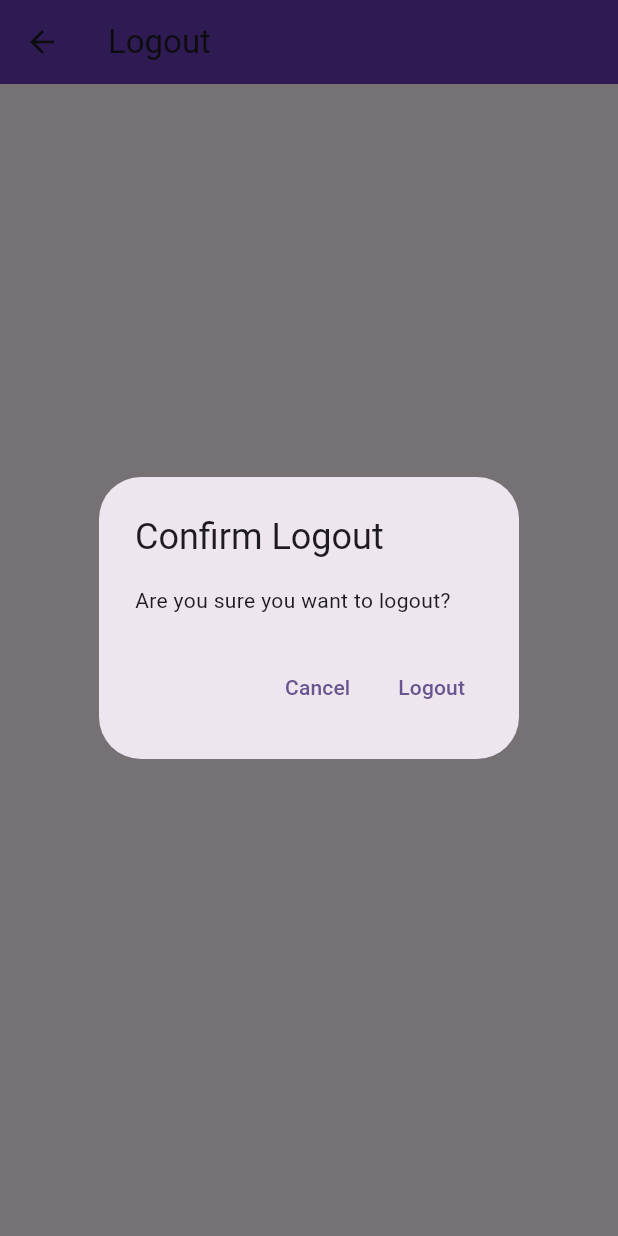
After one commit to Meenal1818/expense_app_395, a Flutter app: the Logout screen opened by its route, after a tap on "Logout", on a phone screen of 412 x 824 dp. The commit adds this screen. Run offline on Flutter 3.47's test engine with Material 3 defaults, Android fonts, the phone set to English and light mode, and no system bars; our stand-ins replace bloc, flutter_bloc, shared_preferences, sqflite; accounts and stored records are empty.

Commit message:
add logout

```diff
--- a/lib/bottom_bar.dart
+++ b/lib/bottom_bar.dart
@@ -1,5 +1,6 @@
-import 'package:expense_app/bottom_bar_pages/home_page.dart';
-import 'package:expense_app/bottom_bar_pages/statistics_page.dart';
+
+import 'package:expense_app/ui/bottom_bar_pages/home_page.dart';
+import 'package:expense_app/ui/bottom_bar_pages/statistics_page.dart';
 import 'package:flutter/cupertino.dart';
 import 'package:flutter/material.dart';
 
--- a/lib/main.dart
+++ b/lib/main.dart
@@ -1,7 +1,6 @@
 import 'package:expense_app/bloc/user_bloc.dart';
 import 'package:expense_app/database/db_helper.dart';
 import 'package:expense_app/database/repo/user_repo.dart';
-import 'package:expense_app/intro_page.dart';
 import 'package:expense_app/on_boarding_page/splash_screen.dart';
 import 'package:expense_app/utils/app_routes.dart';
 import 'package:flutter/material.dart';
--- a/lib/on_boarding_page/splash_screen.dart
+++ b/lib/on_boarding_page/splash_screen.dart
@@ -27,7 +27,7 @@ class _SplashPageState extends State<SplashPage> {
       String userId = prefs.getString(AppConstants.prefUserIdKey) ?? "";
 
       if(userId.isNotEmpty){
-        nextPageName = AppRoutes.home;
+        nextPageName = AppRoutes.bottomBar;
       }
 
 
--- a/lib/bottom_bar_pages/home_page.dart
+++ b/lib/ui/bottom_bar_pages/home_page.dart
@@ -1,3 +1,5 @@
+import 'package:expense_app/ui/settings/logout.dart';
+import 'package:expense_app/utils/app_routes.dart';
 import 'package:flutter/cupertino.dart';
 import 'package:flutter/material.dart';
 
@@ -44,9 +46,10 @@ class _HomePageState extends State<HomePage> {
                         icon: Icon(
                           CupertinoIcons.search,
                           color: Colors.black,
-                          size: 30,
+                          size: 25,
                         ),
                       ),
+
                     ],
                   ),
 
--- /dev/null
+++ b/lib/ui/settings/logout.dart
@@ -0,0 +1,65 @@
+import 'package:expense_app/app_constants.dart';
+import 'package:flutter/material.dart';
+import 'package:shared_preferences/shared_preferences.dart';
+
+class Logout extends StatefulWidget {
+  const Logout({super.key});
+
+  @override
+  State<Logout> createState() => _LogoutState();
+}
+
+class _LogoutState extends State<Logout> {
+  // Logout logic
+  Future<void> _logout() async {
+    final prefs = await SharedPreferences.getInstance();
+    await prefs.remove(AppConstants.prefUserIdKey);
+    Navigator.pushReplacementNamed(context, '/login');
+  }
+
+  // Show confirmation dialog
+  void _showLogoutDialog() {
+    showDialog(
+      context: context,
+      builder: (context) => AlertDialog(
+        title: Text('Confirm Logout'),
+        content: Text('Are you sure you want to logout?'),
+        actions: [
+          TextButton(
+            child: Text('Cancel'),
+            onPressed: () => Navigator.of(context).pop(), // Close dialog
+          ),
+          TextButton(
+            child: Text('Logout'),
+            onPressed: () {
+              Navigator.of(context).pop(); // Close dialog first
+              _logout(); // Then logout
+            },
+          ),
+        ],
+      ),
+    );
+  }
+
+  @override
+  Widget build(BuildContext context) {
+    return Scaffold(
+      appBar: AppBar(
+        title: Text('Logout'),
+        backgroundColor: Colors.deepPurple,
+      ),
+      body: Center(
+        child: ElevatedButton.icon(
+          icon: Icon(Icons.logout),
+          label: Text('Logout'),
+          style: ElevatedButton.styleFrom(
+            backgroundColor: Colors.red,
+            foregroundColor: Colors.white,
+            padding: EdgeInsets.symmetric(horizontal: 24, vertical: 12),
+          ),
+          onPressed: _showLogoutDialog,
+        ),
+      ),
+    );
+  }
+}
--- a/lib/utils/app_routes.dart
+++ b/lib/utils/app_routes.dart
@@ -1,12 +1,13 @@
 import 'package:expense_app/bottom_bar.dart';
-import 'package:expense_app/bottom_bar_pages/home_page.dart';
-import 'package:expense_app/bottom_bar_pages/statistics_page.dart';
+import 'package:expense_app/ui/settings/logout.dart';
 import 'package:flutter/cupertino.dart';
 import 'package:path/path.dart';
 
 import '../on_boarding_page/login_page.dart';
 import '../on_boarding_page/sign_up_page.dart';
 import '../on_boarding_page/splash_screen.dart';
+import '../ui/bottom_bar_pages/home_page.dart';
+import '../ui/bottom_bar_pages/statistics_page.dart';
 
 class AppRoutes{
 
@@ -16,6 +17,7 @@ class AppRoutes{
   static const String register = '/register';
   static const String bottomBar = '/bottomBar';
   static const String statistics = '/statistics';
+  static const String logout = '/logout';
 
 
 
@@ -25,7 +27,8 @@ class AppRoutes{
     register: (context) => SignUpPage(),
     bottomBar:(context)=> BottomBar(),
     home:(context) => HomePage(),
-    statistics:(context) => StatisticsPage()
+    statistics:(context) => StatisticsPage(),
+    logout:(context)=> Logout(),
   };
 
 }
```
Also changed, not shown: lib/on_boarding_page/intro_page.dart (renamed from lib/intro_page.dart), lib/ui/bottom_bar_pages/statistics_page.dart (renamed from lib/bottom_bar_pages/statistics_page.dart).
